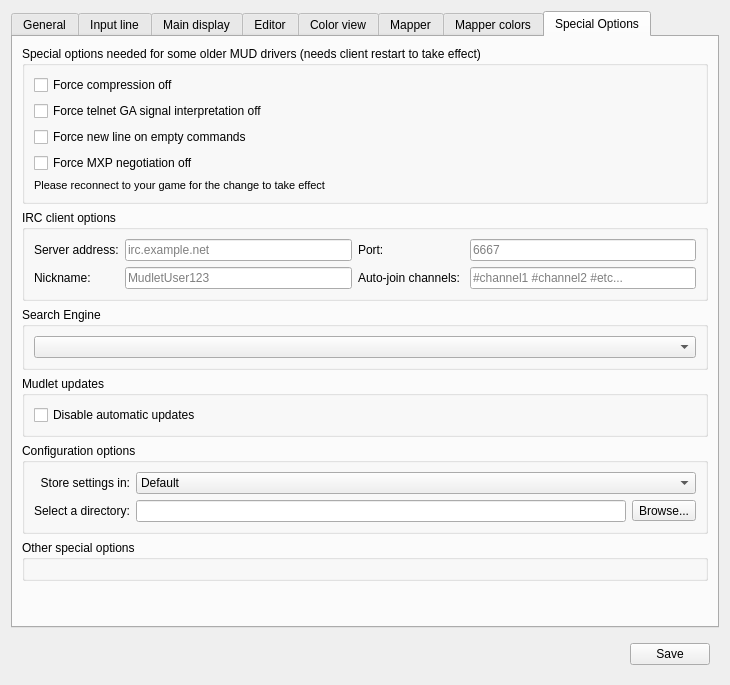
First picture: the form in src/ui/profile_preferences.ui, repository Mudlet/Mudlet, before the edit.
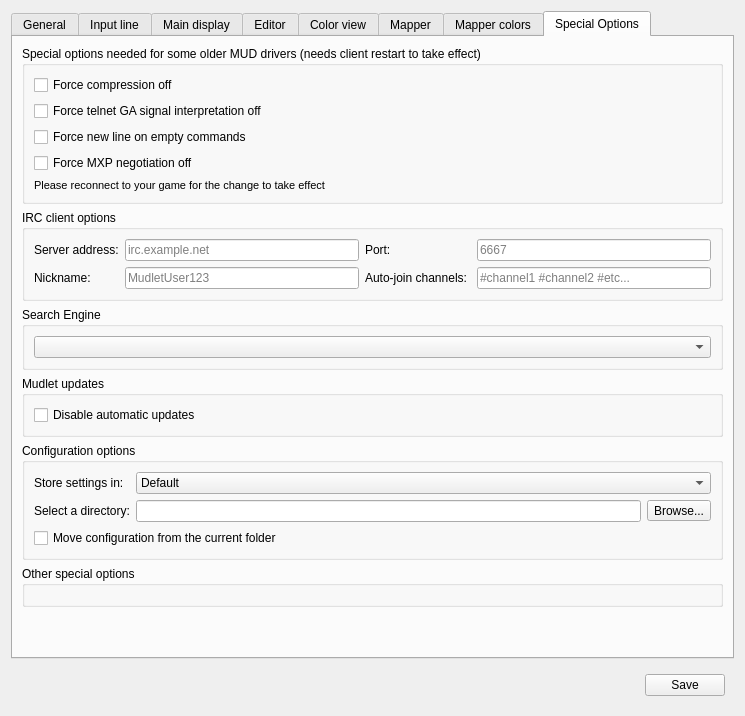
Second picture: the form after the edit. The open tabs and pages were chosen to show the change. Icons and pictures are not drawn. Custom widgets are drawn as their Qt base class.

```diff
--- a/src/ui/profile_preferences.ui
+++ b/src/ui/profile_preferences.ui
@@ -6,8 +6,8 @@
    <rect>
     <x>0</x>
     <y>0</y>
-    <width>730</width>
-    <height>611</height>
+    <width>745</width>
+    <height>716</height>
    </rect>
   </property>
   <property name="sizePolicy">
@@ -2377,7 +2377,7 @@
              <string>Store settings in:</string>
             </property>
             <property name="alignment">
-             <set>Qt::AlignRight|Qt::AlignTrailing|Qt::AlignVCenter</set>
+             <set>Qt::AlignLeading|Qt::AlignLeft|Qt::AlignVCenter</set>
             </property>
            </widget>
           </item>
@@ -2427,6 +2427,13 @@
             </property>
            </widget>
           </item>
+          <item row="2" column="0" colspan="3">
+           <widget class="QCheckBox" name="checkBox_moveConfigDir">
+            <property name="text">
+             <string>Move configuration from the current folder</string>
+            </property>
+           </widget>
+          </item>
          </layout>
         </widget>
        </item>
```
Lines whose indentation alone changed are shown as unchanged.
